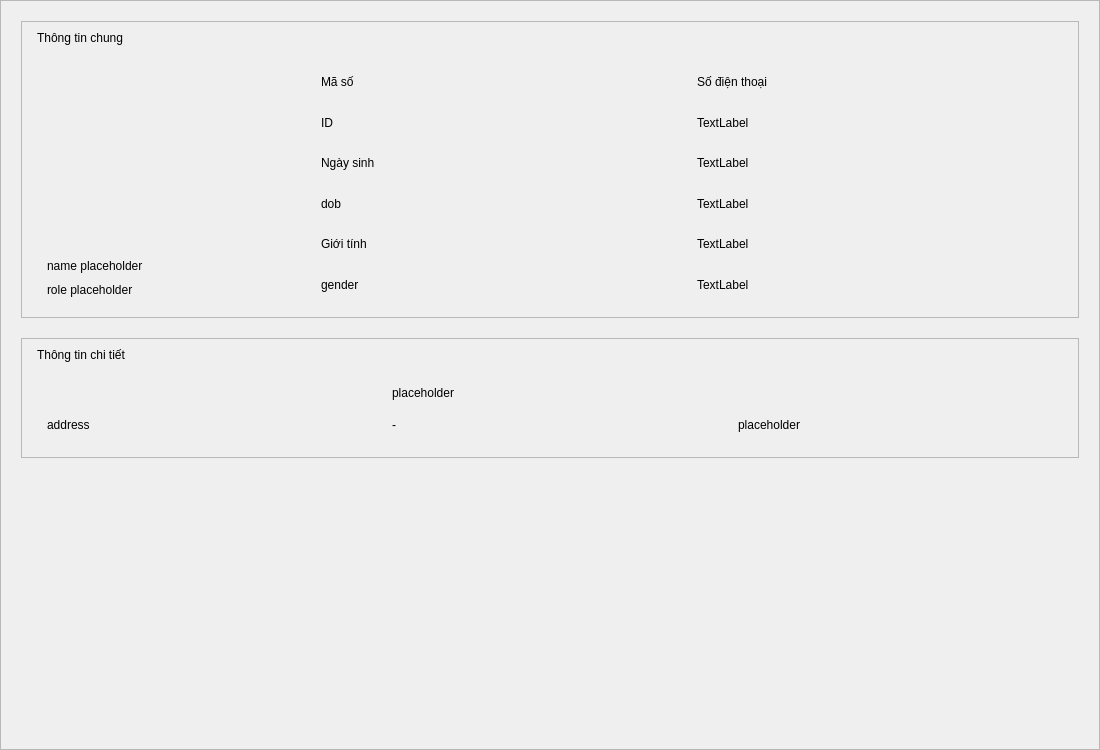
This is src/view/Profile_View.ui in vttaan/OOP---Management-Application-Project as Qt 5 draws it before an edit. The edited form follows.
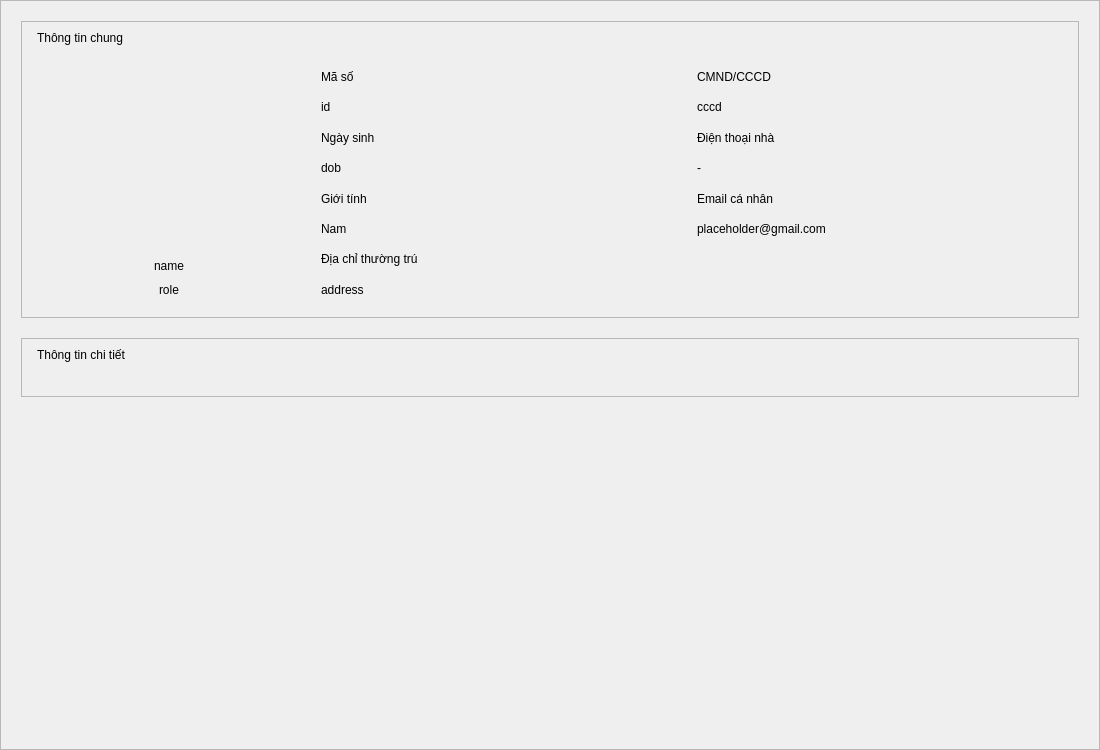
This is the edited form.

Commit message:
Added View_Navigator, fixed files related to login, dashboard navigation
Added:
    + View_Navigator files
    + handle navigate through pages
    + logout handle
Fixed:
    + dashboard ui
    + login view & control signal clarification

```diff
--- a/src/view/Profile_View.ui
+++ b/src/view/Profile_View.ui
@@ -35,14 +35,6 @@
       <bool>true</bool>
      </property>
      <widget class="QWidget" name="profileContentWidget">
-      <property name="geometry">
-       <rect>
-        <x>0</x>
-        <y>0</y>
-        <width>1098</width>
-        <height>748</height>
-       </rect>
-      </property>
       <layout class="QVBoxLayout" name="scrollContentLayout">
        <property name="spacing">
         <number>20</number>
@@ -112,7 +104,7 @@
               <property name="spacing">
                <number>10</number>
               </property>
-              <item>
+              <item alignment="Qt::AlignmentFlag::AlignCenter">
                <widget class="QLabel" name="lblAvatar">
                 <property name="minimumSize">
                  <size>
@@ -134,17 +126,17 @@
                 </property>
                </widget>
               </item>
-              <item>
+              <item alignment="Qt::AlignmentFlag::AlignCenter">
                <widget class="QLabel" name="lblProfileName">
                 <property name="text">
-                 <string>name placeholder</string>
+                 <string>name</string>
                 </property>
                </widget>
               </item>
-              <item>
+              <item alignment="Qt::AlignmentFlag::AlignCenter">
                <widget class="QLabel" name="lblProfileRole">
                 <property name="text">
-                 <string>role placeholder</string>
+                 <string>role</string>
                 </property>
                </widget>
               </item>
@@ -158,36 +150,8 @@
               <property name="verticalSpacing">
                <number>15</number>
               </property>
-              <item row="3" column="0">
-               <widget class="QLabel" name="lblVal_Dob">
-                <property name="text">
-                 <string>dob</string>
-                </property>
-                <property name="class" stdset="0">
-                 <string>lblFieldValue</string>
-                </property>
-               </widget>
-              </item>
-              <item row="0" column="1">
-               <widget class="QLabel" name="lblTitle_Phone">
-                <property name="text">
-                 <string>Số điện thoại</string>
-                </property>
-                <property name="class" stdset="0">
-                 <string>lblFieldTitle</string>
-                </property>
-               </widget>
-              </item>
-              <item row="2" column="0">
-               <widget class="QLabel" name="lblTitle_Dob">
-                <property name="text">
-                 <string>Ngày sinh</string>
-                </property>
-                <property name="class" stdset="0">
-                 <string>lblFieldTitle</string>
-                </property>
-               </widget>
-              </item>
+
+              <!-- ID -->
               <item row="0" column="0">
                <widget class="QLabel" name="lblTitle_Id">
                 <property name="text">
@@ -200,67 +164,92 @@
               </item>
               <item row="1" column="0">
                <widget class="QLabel" name="lblVal_Id">
-                <property name="text">
-                 <string>ID</string>
-                </property>
-                <property name="class" stdset="0">
-                 <string>lblFieldValue</string>
-                </property>
+                <property name="text"><string>id</string></property>
+                <property name="class" stdset="0"><string>lblFieldValue</string></property>
                </widget>
               </item>
-              <item row="5" column="0">
-               <widget class="QLabel" name="lblVal_Gender">
-                <property name="text">
-                 <string>gender</string>
-                </property>
-                <property name="class" stdset="0">
-                 <string>lblFieldValue</string>
-                </property>
+
+              <!-- DoB -->
+              <item row="2" column="0">
+               <widget class="QLabel" name="lblTitle_DoB">
+                <property name="text"><string>Ngày sinh</string></property>
+                <property name="class" stdset="0"><string>lblFieldTitle</string></property>
                </widget>
               </item>
+              <item row="3" column="0">
+               <widget class="QLabel" name="lblVal_DoB">
+                <property name="text"><string>dob</string></property>
+                <property name="class" stdset="0"><string>lblFieldValue</string></property>
+               </widget>
+              </item>
+
+              <!-- Gender -->
               <item row="4" column="0">
                <widget class="QLabel" name="lblTitle_Gender">
-                <property name="text">
-                 <string>Giới tính</string>
-                </property>
-                <property name="class" stdset="0">
-                 <string>lblFieldTitle</string>
-                </property>
+                <property name="text"><string>Giới tính</string></property>
+                <property name="class" stdset="0"><string>lblFieldTitle</string></property>
+               </widget>
+              </item>
+              <item row="5" column="0">
+               <widget class="QLabel" name="lblVal_Gender">
+                <property name="text"><string>Nam</string></property>
+                <property name="class" stdset="0"><string>lblFieldValue</string></property>
+               </widget>
+              </item>
+
+              <!-- Địa chỉ -->
+              <item row="6" column="0">
+               <widget class="QLabel" name="lblTitle_Address">
+                <property name="text"><string>Địa chỉ thường trú</string></property>
+                <property name="class" stdset="0"><string>lblFieldTitle</string></property>
+               </widget>
+              </item>
+              <item row="7" column="0">
+               <widget class="QLabel" name="lblVal_Address">
+                <property name="text"><string>address</string></property>
+                <property name="wordWrap"><bool>true</bool></property>
+                <property name="class" stdset="0"><string>lblFieldValue</string></property>
+               </widget>
+              </item>
+
+              <!-- Column 1, CCCD -->
+              <item row="0" column="1">
+               <widget class="QLabel" name="lblTitle_CitizenID">
+                <property name="text"><string>CMND/CCCD</string></property>
+                <property name="class" stdset="0"><string>lblFieldTitle</string></property>
                </widget>
               </item>
               <item row="1" column="1">
-               <widget class="QLabel" name="lblVal_Phone">
-                <property name="text">
-                 <string>TextLabel</string>
-                </property>
+               <widget class="QLabel" name="lblVal_CitizenID">
+                <property name="text"><string>cccd</string></property>
+                <property name="class" stdset="0"><string>lblFieldValue</string></property>
                </widget>
               </item>
+
               <item row="2" column="1">
-               <widget class="QLabel" name="lbl_Title_Email">
-                <property name="text">
-                 <string>TextLabel</string>
-                </property>
+               <widget class="QLabel" name="lblTitle_Phone">
+                <property name="text"><string>Điện thoại nhà</string></property>
+                <property name="class" stdset="0"><string>lblFieldTitle</string></property>
                </widget>
               </item>
               <item row="3" column="1">
-               <widget class="QLabel" name="lbl_Val_Email">
-                <property name="text">
-                 <string>TextLabel</string>
-                </property>
+               <widget class="QLabel" name="lblVal_Phone">
+                <property name="text"><string>-</string></property>
+                <property name="class" stdset="0"><string>lblFieldValue</string></property>
                </widget>
               </item>
+
               <item row="4" column="1">
-               <widget class="QLabel" name="lbl_Tile_Address">
-                <property name="text">
-                 <string>TextLabel</string>
-                </property>
+               <widget class="QLabel" name="lblTitle_Email">
+                <property name="text"><string>Email cá nhân</string></property>
+                <property name="class" stdset="0"><string>lblFieldTitle</string></property>
                </widget>
               </item>
               <item row="5" column="1">
-               <widget class="QLabel" name="lbl_Val_Address">
-                <property name="text">
-                 <string>TextLabel</string>
-                </property>
+               <widget class="QLabel" name="lblVal_Email">
+                <property name="text"><string>placeholder@gmail.com</string></property>
+                <property name="wordWrap"><bool>true</bool></property>
+                <property name="class" stdset="0"><string>lblFieldValue</string></property>
                </widget>
               </item>
              </layout>
@@ -321,52 +310,11 @@
             <property name="verticalSpacing">
              <number>18</number>
             </property>
-            <item row="1" column="2">
-             <widget class="QLabel" name="lblVal_Email2">
-              <property name="text">
-               <string>placeholder</string>
-              </property>
-              <property name="wordWrap">
-               <bool>true</bool>
-              </property>
-              <property name="class" stdset="0">
-               <string>lblFieldValue</string>
-              </property>
-             </widget>
-            </item>
-            <item row="0" column="1">
-             <widget class="QLabel" name="lblTitle_IDDate">
-              <property name="text">
-               <string>placeholder</string>
-              </property>
-              <property name="class" stdset="0">
-               <string>lblFieldTitle</string>
-              </property>
-             </widget>
-            </item>
-            <item row="1" column="1">
-             <widget class="QLabel" name="lblVal_Phone2">
-              <property name="text">
-               <string>-</string>
-              </property>
-              <property name="class" stdset="0">
-               <string>lblFieldValue</string>
-              </property>
-             </widget>
-            </item>
-            <item row="1" column="0">
-             <widget class="QLabel" name="lblVal_Address2">
-              <property name="text">
-               <string>address</string>
-              </property>
-              <property name="wordWrap">
-               <bool>true</bool>
-              </property>
-              <property name="class" stdset="0">
-               <string>lblFieldValue</string>
-              </property>
-             </widget>
-            </item>
+
+
+
+
+
            </layout>
           </item>
          </layout>
```
Left out of the diff: 21 changed lines with no effect on the pictures. The commit also changes 16 other files.
